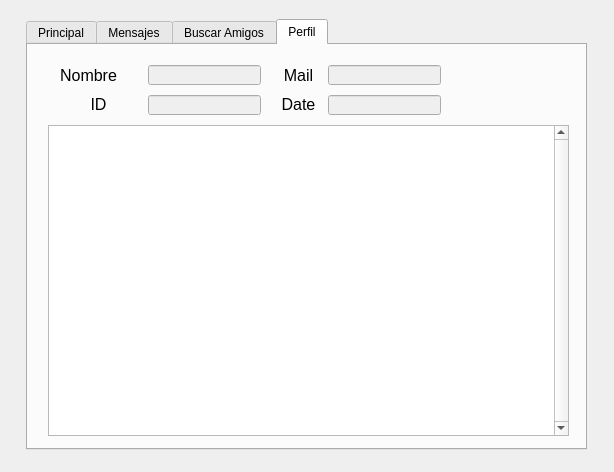
Qt form TF/Red_Social/interfas.ui (PrenxLibert/Trabajo-Parcial-red-social-3-ciclo) before a commit.
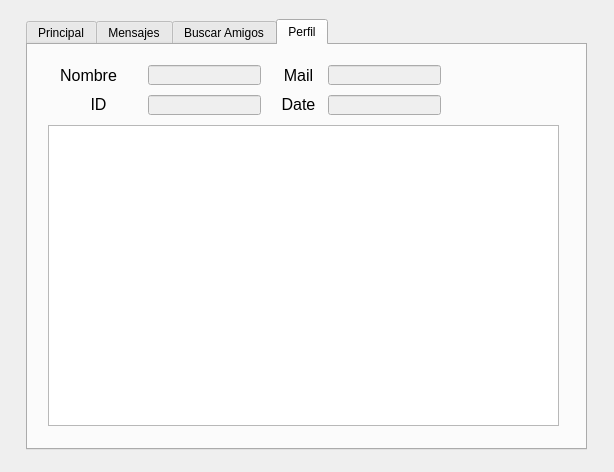
The same form after that commit. The open tabs and pages were chosen to show the change.

```diff
--- a/TF/Red_Social/interfas.ui
+++ b/TF/Red_Social/interfas.ui
@@ -304,7 +304,7 @@
       </rect>
      </property>
     </widget>
-    <widget class="QTextEdit" name="textEdit">
+    <widget class="QTextEdit" name="tbxPublicF">
      <property name="geometry">
       <rect>
        <x>10</x>
@@ -445,18 +445,15 @@
       </rect>
      </property>
     </widget>
-    <widget class="QTextBrowser" name="textBrowser">
+    <widget class="QTextEdit" name="textEdit">
      <property name="geometry">
       <rect>
        <x>20</x>
        <y>80</y>
-       <width>521</width>
-       <height>311</height>
+       <width>511</width>
+       <height>301</height>
       </rect>
      </property>
-     <property name="verticalScrollBarPolicy">
-      <enum>Qt::ScrollBarAlwaysOn</enum>
-     </property>
     </widget>
    </widget>
   </widget>
```
Left out of the diff: 2 changed lines with no effect on the pictures.
